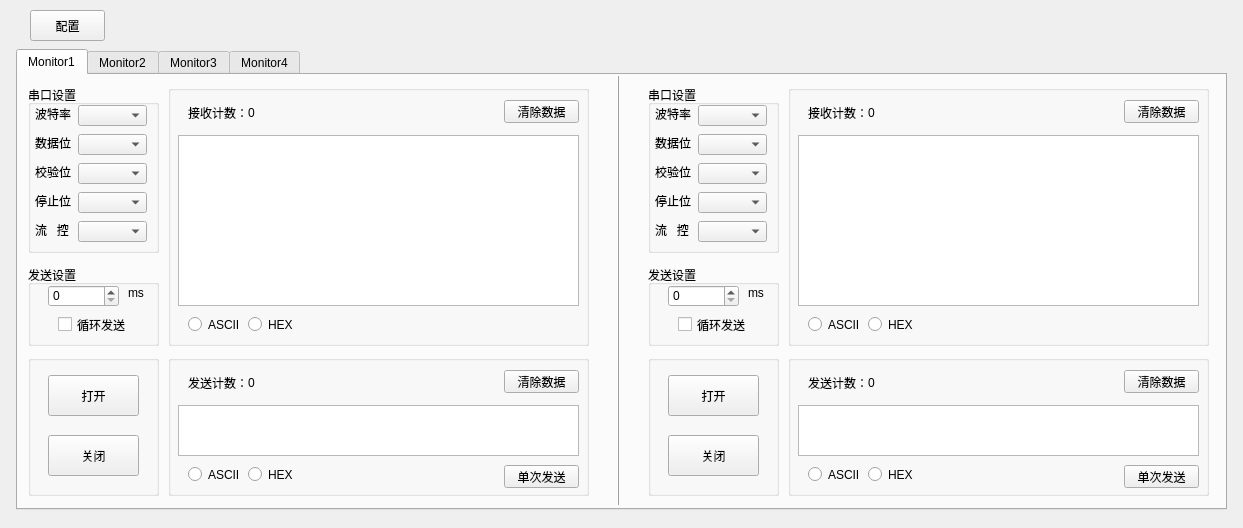
Above: mainwindow.ui from Mapleaph/comtest before the change. Below: the same form after it.
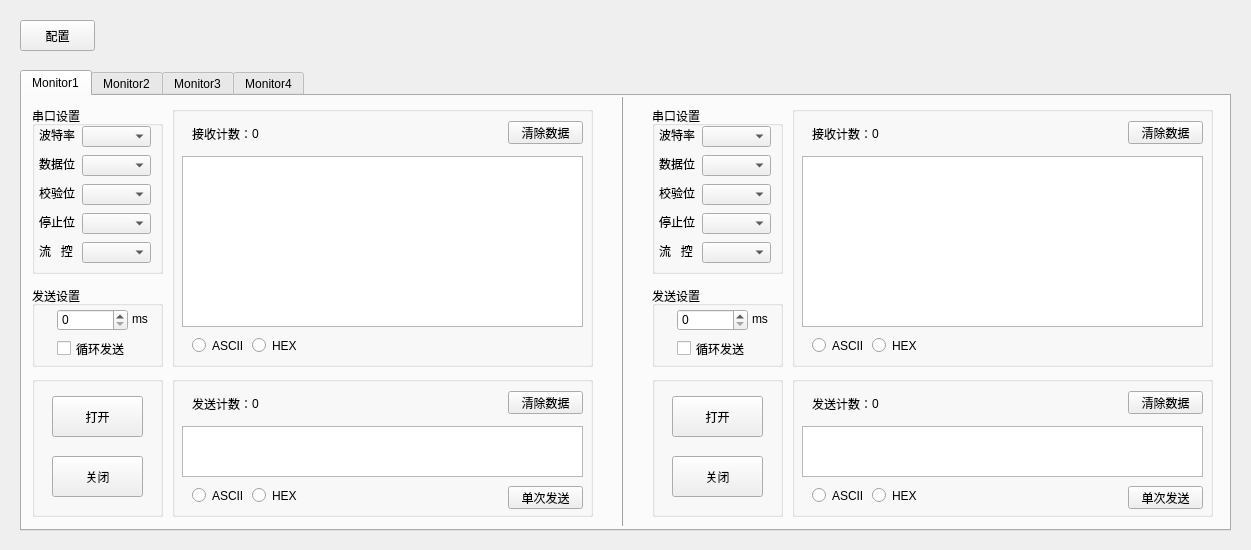
That is the form after the change. The open tabs and pages were chosen to show the change.

What changed in the file:
```diff
--- a/mainwindow.ui
+++ b/mainwindow.ui
@@ -6,20 +6,20 @@
    <rect>
     <x>0</x>
     <y>0</y>
-    <width>1243</width>
-    <height>528</height>
+    <width>1251</width>
+    <height>550</height>
    </rect>
   </property>
   <property name="minimumSize">
    <size>
-    <width>1243</width>
-    <height>528</height>
+    <width>1251</width>
+    <height>550</height>
    </size>
   </property>
   <property name="maximumSize">
    <size>
-    <width>1243</width>
-    <height>528</height>
+    <width>1251</width>
+    <height>550</height>
    </size>
   </property>
   <property name="windowTitle">
@@ -29,8 +29,8 @@
    <widget class="QPushButton" name="btn_config">
     <property name="geometry">
      <rect>
-      <x>30</x>
-      <y>10</y>
+      <x>20</x>
+      <y>20</y>
       <width>75</width>
       <height>31</height>
      </rect>
@@ -42,8 +42,8 @@
    <widget class="QTabWidget" name="tabWidget">
     <property name="geometry">
      <rect>
-      <x>16</x>
-      <y>49</y>
+      <x>20</x>
+      <y>70</y>
       <width>1211</width>
       <height>461</height>
      </rect>
@@ -619,7 +619,7 @@
        <property name="geometry">
         <rect>
          <x>100</x>
-         <y>20</y>
+         <y>25</y>
          <width>21</width>
          <height>16</height>
         </rect>
@@ -631,8 +631,8 @@
       <widget class="QSpinBox" name="spinBox_11">
        <property name="geometry">
         <rect>
-         <x>20</x>
-         <y>20</y>
+         <x>25</x>
+         <y>23</y>
          <width>71</width>
          <height>22</height>
         </rect>
@@ -641,8 +641,8 @@
       <widget class="QCheckBox" name="checkBox_12">
        <property name="geometry">
         <rect>
-         <x>30</x>
-         <y>50</y>
+         <x>25</x>
+         <y>53</y>
          <width>71</width>
          <height>19</height>
         </rect>
@@ -796,7 +796,7 @@
        <property name="geometry">
         <rect>
          <x>100</x>
-         <y>20</y>
+         <y>25</y>
          <width>21</width>
          <height>16</height>
         </rect>
@@ -808,8 +808,8 @@
       <widget class="QSpinBox" name="spinBox_21">
        <property name="geometry">
         <rect>
-         <x>20</x>
-         <y>20</y>
+         <x>25</x>
+         <y>23</y>
          <width>71</width>
          <height>22</height>
         </rect>
@@ -818,8 +818,8 @@
       <widget class="QCheckBox" name="checkBox_22">
        <property name="geometry">
         <rect>
-         <x>30</x>
-         <y>50</y>
+         <x>25</x>
+         <y>53</y>
          <width>71</width>
          <height>19</height>
         </rect>
```
Left out of the diff: 62 changed lines with no effect on the pictures.
